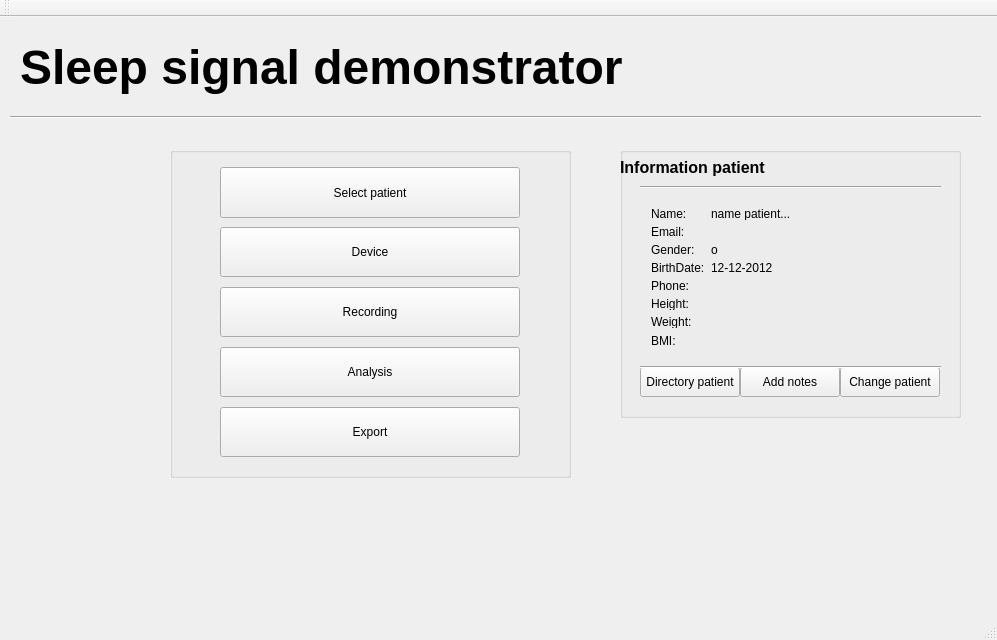
First picture: the form in mainwindow.ui, repository PCSchool/demonstrator, before the edit.
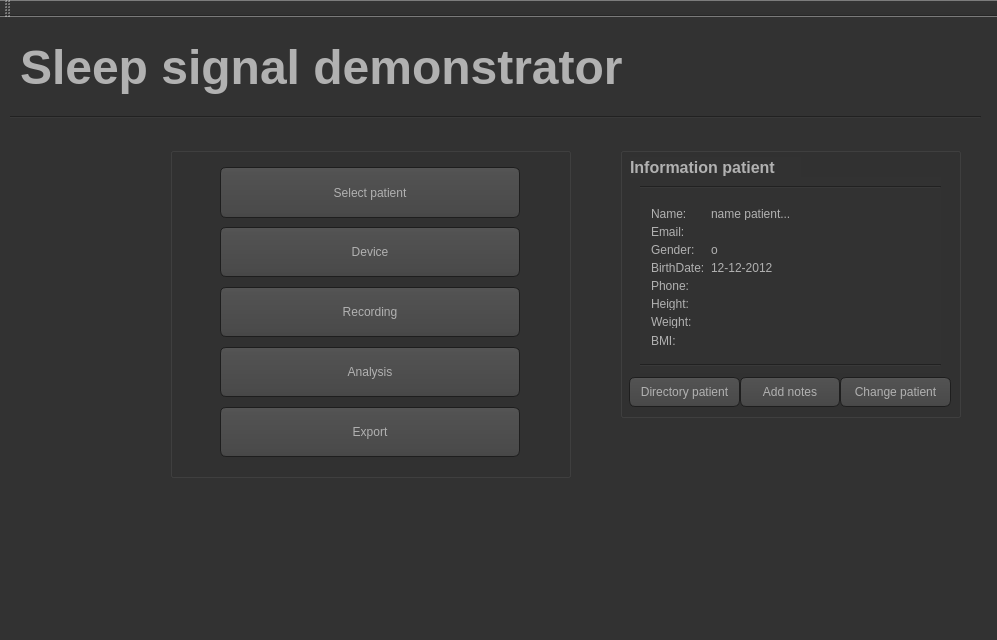
Second picture: the form after the edit. Icons and pictures are not drawn.

Patch:
```diff
--- a/mainwindow.ui
+++ b/mainwindow.ui
@@ -26,9 +26,468 @@
    <string>MainWindow</string>
   </property>
   <property name="styleSheet">
-   <string notr="true">QPushButton:hover {color : rgb(123, 151, 240)}
-QPushButton:pressed {color : rgb(77, 110, 200)}
+   <string notr="true">QToolTip
+{
+     border: 1px solid black;
+     background-color: #ffa02f;
+     padding: 1px;
+     border-radius: 3px;
+     opacity: 100;
+}
 
+QWidget
+{
+    color: #b1b1b1;
+    background-color: #323232;
+}
+
+QWidget:item:hover
+{
+    background-color: QLinearGradient( x1: 0, y1: 0, x2: 0, y2: 1, stop: 0 #ffa02f, stop: 1 #ca0619);
+    color: #000000;
+}
+
+QWidget:item:selected
+{
+    background-color: QLinearGradient( x1: 0, y1: 0, x2: 0, y2: 1, stop: 0 #ffa02f, stop: 1 #d7801a);
+}
+
+QMenuBar::item
+{
+    background: transparent;
+}
+
+QMenuBar::item:selected
+{
+    background: transparent;
+    border: 1px solid #ffaa00;
+}
+
+QMenuBar::item:pressed
+{
+    background: #444;
+    border: 1px solid #000;
+    background-color: QLinearGradient(
+        x1:0, y1:0,
+        x2:0, y2:1,
+        stop:1 #212121,
+        stop:0.4 #343434/*,
+        stop:0.2 #343434,
+        stop:0.1 #ffaa00*/
+    );
+    margin-bottom:-1px;
+    padding-bottom:1px;
+}
+
+QMenu
+{
+    border: 1px solid #000;
+}
+
+QMenu::item
+{
+    padding: 2px 20px 2px 20px;
+}
+
+QMenu::item:selected
+{
+    color: #000000;
+}
+
+QWidget:disabled
+{
+    color: #404040;
+    background-color: #323232;
+}
+
+QAbstractItemView
+{
+    background-color: QLinearGradient( x1: 0, y1: 0, x2: 0, y2: 1, stop: 0 #4d4d4d, stop: 0.1 #646464, stop: 1 #5d5d5d);
+}
+
+QWidget:focus
+{
+    /*border: 2px solid QLinearGradient( x1: 0, y1: 0, x2: 0, y2: 1, stop: 0 #ffa02f, stop: 1 #d7801a);*/
+}
+
+QLineEdit
+{
+    background-color: QLinearGradient( x1: 0, y1: 0, x2: 0, y2: 1, stop: 0 #4d4d4d, stop: 0 #646464, stop: 1 #5d5d5d);
+    padding: 1px;
+    border-style: solid;
+    border: 1px solid #1e1e1e;
+    border-radius: 5;
+}
+
+QPushButton
+{
+    color: #b1b1b1;
+    background-color: QLinearGradient( x1: 0, y1: 0, x2: 0, y2: 1, stop: 0 #565656, stop: 0.1 #525252, stop: 0.5 #4e4e4e, stop: 0.9 #4a4a4a, stop: 1 #464646);
+    border-width: 1px;
+    border-color: #1e1e1e;
+    border-style: solid;
+    border-radius: 6;
+    padding: 3px;
+    font-size: 12px;
+    padding-left: 5px;
+    padding-right: 5px;
+}
+
+QPushButton:pressed
+{
+    background-color: QLinearGradient( x1: 0, y1: 0, x2: 0, y2: 1, stop: 0 #2d2d2d, stop: 0.1 #2b2b2b, stop: 0.5 #292929, stop: 0.9 #282828, stop: 1 #252525);
+}
+
+QComboBox
+{
+    selection-background-color: #ffaa00;
+    background-color: QLinearGradient( x1: 0, y1: 0, x2: 0, y2: 1, stop: 0 #565656, stop: 0.1 #525252, stop: 0.5 #4e4e4e, stop: 0.9 #4a4a4a, stop: 1 #464646);
+    border-style: solid;
+    border: 1px solid #1e1e1e;
+    border-radius: 5;
+}
+
+QComboBox:hover,QPushButton:hover
+{
+    border: 2px solid QLinearGradient( x1: 0, y1: 0, x2: 0, y2: 1, stop: 0 #ffa02f, stop: 1 #d7801a);
+}
+
+
+QComboBox:on
+{
+    padding-top: 3px;
+    padding-left: 4px;
+    background-color: QLinearGradient( x1: 0, y1: 0, x2: 0, y2: 1, stop: 0 #2d2d2d, stop: 0.1 #2b2b2b, stop: 0.5 #292929, stop: 0.9 #282828, stop: 1 #252525);
+    selection-background-color: #ffaa00;
+}
+
+QComboBox QAbstractItemView
+{
+    border: 2px solid darkgray;
+    selection-background-color: QLinearGradient( x1: 0, y1: 0, x2: 0, y2: 1, stop: 0 #ffa02f, stop: 1 #d7801a);
+}
+
+QComboBox::drop-down
+{
+     subcontrol-origin: padding;
+     subcontrol-position: top right;
+     width: 15px;
+
+     border-left-width: 0px;
+     border-left-color: darkgray;
+     border-left-style: solid; /* just a single line */
+     border-top-right-radius: 3px; /* same radius as the QComboBox */
+     border-bottom-right-radius: 3px;
+ }
+
+QComboBox::down-arrow
+{
+     image: url(:/down_arrow.png);
+}
+
+QGroupBox:focus
+{
+border: 2px solid QLinearGradient( x1: 0, y1: 0, x2: 0, y2: 1, stop: 0 #ffa02f, stop: 1 #d7801a);
+}
+
+QTextEdit:focus
+{
+    border: 2px solid QLinearGradient( x1: 0, y1: 0, x2: 0, y2: 1, stop: 0 #ffa02f, stop: 1 #d7801a);
+}
+
+QScrollBar:horizontal {
+     border: 1px solid #222222;
+     background: QLinearGradient( x1: 0, y1: 0, x2: 0, y2: 1, stop: 0.0 #121212, stop: 0.2 #282828, stop: 1 #484848);
+     height: 7px;
+     margin: 0px 16px 0 16px;
+}
+
+QScrollBar::handle:horizontal
+{
+      background: QLinearGradient( x1: 0, y1: 0, x2: 1, y2: 0, stop: 0 #ffa02f, stop: 0.5 #d7801a, stop: 1 #ffa02f);
+      min-height: 20px;
+      border-radius: 2px;
+}
+
+QScrollBar::add-line:horizontal {
+      border: 1px solid #1b1b19;
+      border-radius: 2px;
+      background: QLinearGradient( x1: 0, y1: 0, x2: 1, y2: 0, stop: 0 #ffa02f, stop: 1 #d7801a);
+      width: 14px;
+      subcontrol-position: right;
+      subcontrol-origin: margin;
+}
+
+QScrollBar::sub-line:horizontal {
+      border: 1px solid #1b1b19;
+      border-radius: 2px;
+      background: QLinearGradient( x1: 0, y1: 0, x2: 1, y2: 0, stop: 0 #ffa02f, stop: 1 #d7801a);
+      width: 14px;
+     subcontrol-position: left;
+     subcontrol-origin: margin;
+}
+
+QScrollBar::right-arrow:horizontal, QScrollBar::left-arrow:horizontal
+{
+      border: 1px solid black;
+      width: 1px;
+      height: 1px;
+      background: white;
+}
+
+QScrollBar::add-page:horizontal, QScrollBar::sub-page:horizontal
+{
+      background: none;
+}
+
+QScrollBar:vertical
+{
+      background: QLinearGradient( x1: 0, y1: 0, x2: 1, y2: 0, stop: 0.0 #121212, stop: 0.2 #282828, stop: 1 #484848);
+      width: 7px;
+      margin: 16px 0 16px 0;
+      border: 1px solid #222222;
+}
+
+QScrollBar::handle:vertical
+{
+      background: QLinearGradient( x1: 0, y1: 0, x2: 0, y2: 1, stop: 0 #ffa02f, stop: 0.5 #d7801a, stop: 1 #ffa02f);
+      min-height: 20px;
+      border-radius: 2px;
+}
+
+QScrollBar::add-line:vertical
+{
+      border: 1px solid #1b1b19;
+      border-radius: 2px;
+      background: QLinearGradient( x1: 0, y1: 0, x2: 0, y2: 1, stop: 0 #ffa02f, stop: 1 #d7801a);
+      height: 14px;
+      subcontrol-position: bottom;
+      subcontrol-origin: margin;
+}
+
+QScrollBar::sub-line:vertical
+{
+      border: 1px solid #1b1b19;
+      border-radius: 2px;
+      background: QLinearGradient( x1: 0, y1: 0, x2: 0, y2: 1, stop: 0 #d7801a, stop: 1 #ffa02f);
+      height: 14px;
+      subcontrol-position: top;
+      subcontrol-origin: margin;
+}
+
+QScrollBar::up-arrow:vertical, QScrollBar::down-arrow:vertical
+{
+      border: 1px solid black;
+      width: 1px;
+      height: 1px;
+      background: white;
+}
+
+
+QScrollBar::add-page:vertical, QScrollBar::sub-page:vertical
+{
+      background: none;
+}
+
+QTextEdit
+{
+    background-color: #242424;
+}
+
+QPlainTextEdit
+{
+    background-color: #242424;
+}
+
+QHeaderView::section
+{
+    background-color: QLinearGradient(x1:0, y1:0, x2:0, y2:1, stop:0 #616161, stop: 0.5 #505050, stop: 0.6 #434343, stop:1 #656565);
+    color: white;
+    padding-left: 4px;
+    border: 1px solid #6c6c6c;
+}
+
+QCheckBox:disabled
+{
+color: #414141;
+}
+
+QDockWidget::title
+{
+    text-align: center;
+    spacing: 3px; /* spacing between items in the tool bar */
+    background-color: QLinearGradient(x1:0, y1:0, x2:0, y2:1, stop:0 #323232, stop: 0.5 #242424, stop:1 #323232);
+}
+
+QDockWidget::close-button, QDockWidget::float-button
+{
+    text-align: center;
+    spacing: 1px; /* spacing between items in the tool bar */
+    background-color: QLinearGradient(x1:0, y1:0, x2:0, y2:1, stop:0 #323232, stop: 0.5 #242424, stop:1 #323232);
+}
+
+QDockWidget::close-button:hover, QDockWidget::float-button:hover
+{
+    background: #242424;
+}
+
+QDockWidget::close-button:pressed, QDockWidget::float-button:pressed
+{
+    padding: 1px -1px -1px 1px;
+}
+
+QMainWindow::separator
+{
+    background-color: QLinearGradient(x1:0, y1:0, x2:0, y2:1, stop:0 #161616, stop: 0.5 #151515, stop: 0.6 #212121, stop:1 #343434);
+    color: white;
+    padding-left: 4px;
+    border: 1px solid #4c4c4c;
+    spacing: 3px; /* spacing between items in the tool bar */
+}
+
+QMainWindow::separator:hover
+{
+
+    background-color: QLinearGradient(x1:0, y1:0, x2:0, y2:1, stop:0 #d7801a, stop:0.5 #b56c17 stop:1 #ffa02f);
+    color: white;
+    padding-left: 4px;
+    border: 1px solid #6c6c6c;
+    spacing: 3px; /* spacing between items in the tool bar */
+}
+
+QToolBar::handle
+{
+     spacing: 3px; /* spacing between items in the tool bar */
+     background: url(:/images/handle.png);
+}
+
+QMenu::separator
+{
+    height: 2px;
+    background-color: QLinearGradient(x1:0, y1:0, x2:0, y2:1, stop:0 #161616, stop: 0.5 #151515, stop: 0.6 #212121, stop:1 #343434);
+    color: white;
+    padding-left: 4px;
+    margin-left: 10px;
+    margin-right: 5px;
+}
+
+QProgressBar
+{
+    border: 2px solid grey;
+    border-radius: 5px;
+    text-align: center;
+}
+
+QProgressBar::chunk
+{
+    background-color: #d7801a;
+    width: 2.15px;
+    margin: 0.5px;
+}
+
+QTabBar::tab {
+    color: #b1b1b1;
+    border: 1px solid #444;
+    border-bottom-style: none;
+    background-color: #323232;
+    padding-left: 10px;
+    padding-right: 10px;
+    padding-top: 3px;
+    padding-bottom: 2px;
+    margin-right: -1px;
+}
+
+QTabWidget::pane {
+    border: 1px solid #444;
+    top: 1px;
+}
+
+QTabBar::tab:last
+{
+    margin-right: 0; /* the last selected tab has nothing to overlap with on the right */
+    border-top-right-radius: 3px;
+}
+
+QTabBar::tab:first:!selected
+{
+ margin-left: 0px; /* the last selected tab has nothing to overlap with on the right */
+
+
+    border-top-left-radius: 3px;
+}
+
+QTabBar::tab:!selected
+{
+    color: #b1b1b1;
+    border-bottom-style: solid;
+    margin-top: 3px;
+    background-color: QLinearGradient(x1:0, y1:0, x2:0, y2:1, stop:1 #212121, stop:.4 #343434);
+}
+
+QTabBar::tab:selected
+{
+    border-top-left-radius: 3px;
+    border-top-right-radius: 3px;
+    margin-bottom: 0px;
+}
+
+QTabBar::tab:!selected:hover
+{
+    /*border-top: 2px solid #ffaa00;
+    padding-bottom: 3px;*/
+    border-top-left-radius: 3px;
+    border-top-right-radius: 3px;
+    background-color: QLinearGradient(x1:0, y1:0, x2:0, y2:1, stop:1 #212121, stop:0.4 #343434, stop:0.2 #343434, stop:0.1 #ffaa00);
+}
+
+QRadioButton::indicator:checked, QRadioButton::indicator:unchecked{
+    color: #b1b1b1;
+    background-color: #323232;
+    border: 1px solid #b1b1b1;
+    border-radius: 6px;
+}
+
+QRadioButton::indicator:checked
+{
+    background-color: qradialgradient(
+        cx: 0.5, cy: 0.5,
+        fx: 0.5, fy: 0.5,
+        radius: 1.0,
+        stop: 0.25 #ffaa00,
+        stop: 0.3 #323232
+    );
+}
+
+QCheckBox::indicator{
+    color: #b1b1b1;
+    background-color: #323232;
+    border: 1px solid #b1b1b1;
+    width: 9px;
+    height: 9px;
+}
+
+QRadioButton::indicator
+{
+    border-radius: 6px;
+}
+
+QRadioButton::indicator:hover, QCheckBox::indicator:hover
+{
+    border: 1px solid #ffaa00;
+}
+
+QCheckBox::indicator:checked
+{
+    image:url(:/images/checkbox.png);
+}
+
+QCheckBox::indicator:disabled, QRadioButton::indicator:disabled
+{
+    border: 1px solid #444;
+}
+QFormLayout::indicator {
+	border: 0px solid pink
+}
 </string>
   </property>
   <widget class="QWidget" name="centralWidget">
@@ -321,7 +780,7 @@
     <widget class="QLabel" name="label_5">
      <property name="geometry">
       <rect>
-       <x>0</x>
+       <x>10</x>
        <y>10</y>
        <width>171</width>
        <height>21</height>
@@ -354,9 +813,9 @@
     <widget class="QPushButton" name="btnSelectDirPatient">
      <property name="geometry">
       <rect>
-       <x>20</x>
-       <y>220</y>
-       <width>100</width>
+       <x>9</x>
+       <y>230</y>
+       <width>111</width>
        <height>30</height>
       </rect>
      </property>
@@ -374,7 +833,7 @@
      <property name="geometry">
       <rect>
        <x>120</x>
-       <y>220</y>
+       <y>230</y>
        <width>100</width>
        <height>30</height>
       </rect>
@@ -399,8 +858,8 @@
      <property name="geometry">
       <rect>
        <x>220</x>
-       <y>220</y>
-       <width>100</width>
+       <y>230</y>
+       <width>111</width>
        <height>30</height>
       </rect>
      </property>
@@ -426,7 +885,7 @@
        <x>20</x>
        <y>210</y>
        <width>301</width>
-       <height>20</height>
+       <height>16</height>
       </rect>
      </property>
      <property name="orientation">
```
Left out of the diff: 21 changed lines with no effect on the pictures.
